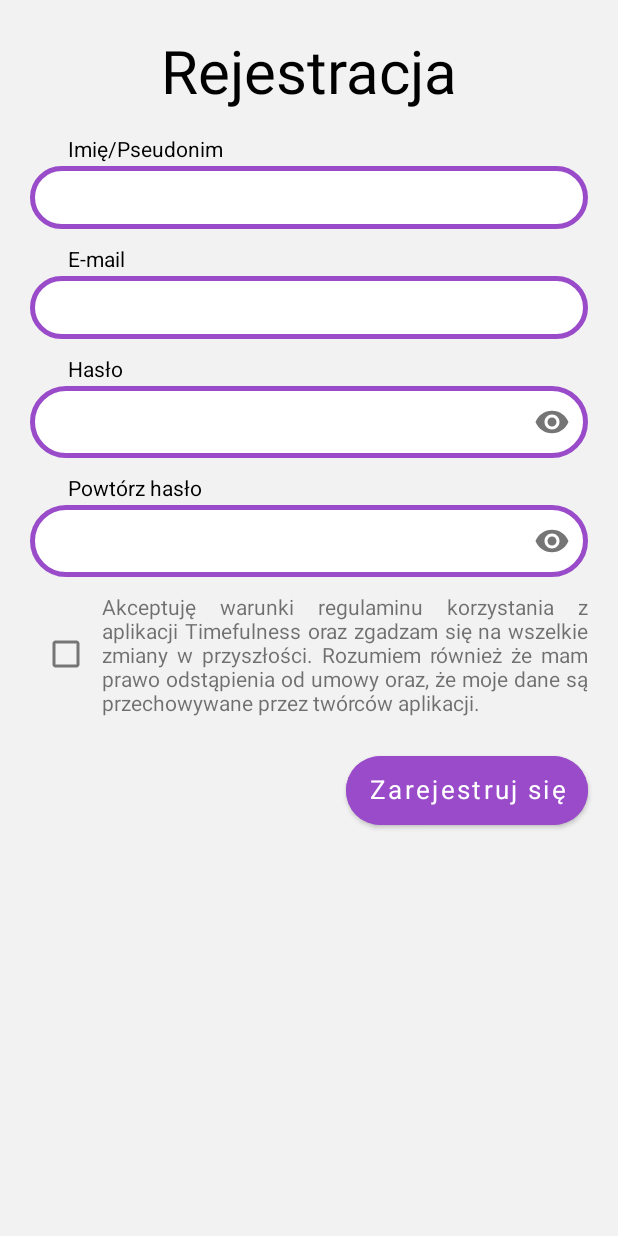
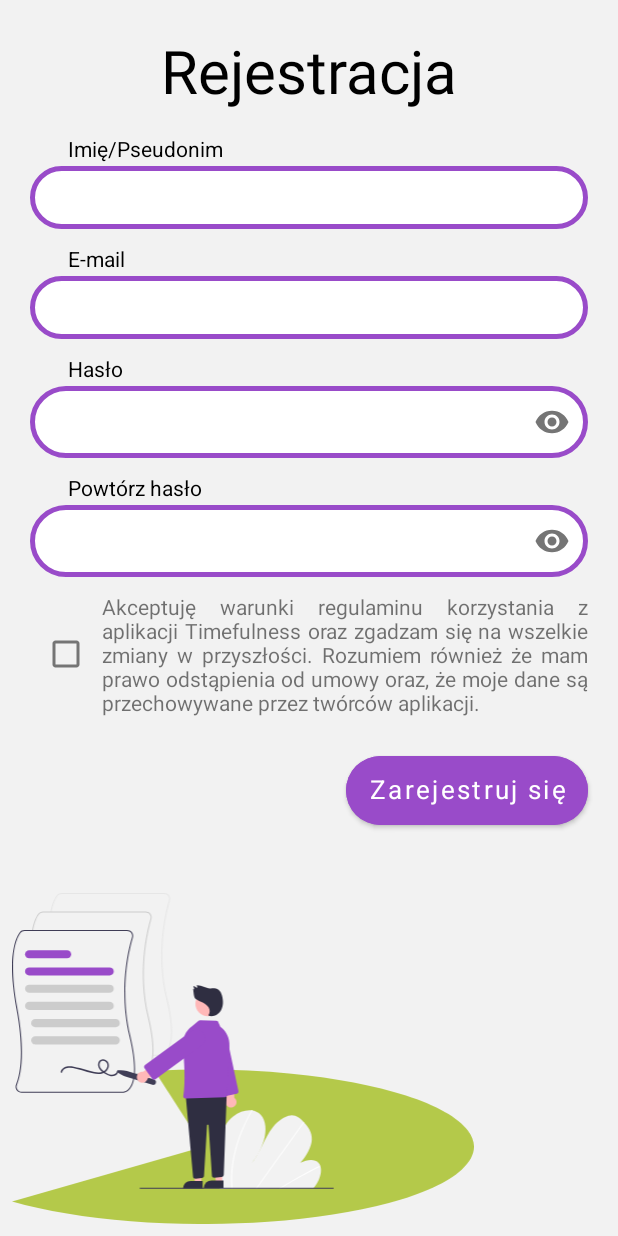
Before and after one commit to nszalas/Timefulness, an Android app: the FragmentSignUp screen opened through its navigation route, on a phone screen of 412 x 824 dp. Run offline under Robolectric (Android 15) with nearby library versions, the phone set to English and light mode, and no system bars; our stand-ins replace Dagger/Hilt's generated code, Firebase (no records; nobody signed in at launch, a user with empty details on screens opened directly), navigation-ui; pictures from the network do not load.

Commit message:
added missing image to sign up fragment

```diff
--- /dev/null
+++ b/app/src/main/res/drawable/person_signing.xml
@@ -0,0 +1,35 @@
+<vector android:height="108dp" android:viewportHeight="107.54"
+    android:viewportWidth="150" android:width="150.64162dp" xmlns:android="http://schemas.android.com/apk/res/android">
+    <path android:fillColor="#B4C94A" android:pathData="M-0,100.19C10.7,103.25 23.97,105.46 38.54,106.62C53.11,107.78 68.48,107.85 83.17,106.81C97.85,105.78 111.36,103.68 122.37,100.72C133.38,97.75 141.53,94.03 146.03,89.9C150.52,85.78 151.22,81.39 148.04,77.16C144.86,72.94 137.92,69.02 127.89,65.78C117.85,62.55 105.07,60.11 90.77,58.7C76.47,57.29 61.14,56.97 46.26,57.75L62.13,82.44L-0,100.19Z"/>
+    <group>
+        <clip-path android:pathData="M0,0l104.49,0l0,96.13l-104.49,0z"/>
+        <path android:fillColor="#E6E6E6" android:pathData="M47.98,52.89C47.96,52.89 47.95,52.89 47.94,52.89L45.71,52.89L45.71,52.56L47.95,52.56C48,52.56 49.06,52.59 50.04,51.41C51.49,49.65 52.69,45.28 50.12,34.5C46.66,20.01 49.54,7.21 50.94,2.38C51.01,2.14 51.02,1.89 50.98,1.64C50.93,1.4 50.83,1.17 50.68,0.97C50.53,0.77 50.34,0.61 50.12,0.5C49.89,0.39 49.65,0.33 49.4,0.33L16.03,0.33C15.78,0.33 15.53,0.39 15.3,0.5C15.08,0.62 14.88,0.79 14.73,0.99C14.14,1.81 13.33,3.37 12.82,6.2L12.49,6.14C13.01,3.25 13.85,1.64 14.47,0.8C14.65,0.55 14.88,0.35 15.15,0.21C15.43,0.07 15.73,0 16.03,0L49.4,0C49.7,0 49.99,0.07 50.26,0.2C50.53,0.34 50.77,0.53 50.95,0.77C51.13,1.01 51.25,1.29 51.3,1.58C51.36,1.88 51.34,2.18 51.26,2.47C49.87,7.28 47,20.01 50.44,34.43C53.04,45.36 51.79,49.82 50.28,51.63C49.29,52.83 48.19,52.89 47.98,52.89Z"/>
+        <path android:fillColor="#CCCCCC" android:pathData="M41.97,58.89C41.95,58.89 41.94,58.89 41.93,58.89L39.7,58.89L39.7,58.56L41.94,58.56C41.99,58.57 43.05,58.6 44.03,57.41C45.48,55.65 46.67,51.29 44.11,40.51C40.65,26.02 43.53,13.21 44.93,8.38C45,8.14 45.01,7.89 44.97,7.65C44.92,7.4 44.82,7.17 44.67,6.97C44.52,6.77 44.33,6.61 44.1,6.5C43.88,6.39 43.64,6.33 43.39,6.33L10.02,6.33C9.77,6.33 9.52,6.39 9.29,6.51C9.07,6.62 8.87,6.79 8.72,7C8.13,7.81 7.31,9.37 6.8,12.2L6.48,12.14C7,9.25 7.84,7.64 8.45,6.8C8.63,6.56 8.87,6.35 9.14,6.22C9.41,6.08 9.72,6.01 10.02,6L43.39,6C43.69,6 43.98,6.07 44.25,6.21C44.52,6.34 44.75,6.54 44.93,6.78C45.11,7.01 45.24,7.29 45.29,7.59C45.35,7.88 45.33,8.19 45.25,8.47C43.86,13.28 40.99,26.02 44.43,40.43C47.03,51.36 45.78,55.82 44.27,57.64C43.27,58.83 42.18,58.89 41.97,58.89Z"/>
+        <path android:fillColor="#3f3d56" android:pathData="M35.95,64.9C35.94,64.9 35.92,64.9 35.92,64.9L3.07,64.9C2.75,64.9 2.44,64.82 2.16,64.67C1.88,64.52 1.64,64.31 1.47,64.05C1.29,63.79 1.18,63.49 1.14,63.17C1.11,62.86 1.15,62.54 1.27,62.25C2.46,59.27 4.07,52.14 1.42,37.76C-1.7,20.79 1.1,14.66 2.44,12.81C2.62,12.56 2.86,12.36 3.13,12.22C3.4,12.08 3.7,12.01 4.01,12.01L37.37,12.01C37.67,12.01 37.97,12.08 38.24,12.21C38.51,12.35 38.74,12.54 38.92,12.78C39.1,13.02 39.23,13.3 39.28,13.59C39.33,13.89 39.32,14.19 39.24,14.48C37.84,19.28 34.98,32.02 38.41,46.44C41.02,57.37 39.77,61.82 38.26,63.64C37.26,64.84 36.17,64.9 35.95,64.9ZM4.01,12.34C3.76,12.34 3.51,12.4 3.28,12.51C3.05,12.63 2.86,12.8 2.71,13C1.39,14.82 -1.35,20.86 1.75,37.7C4.27,51.44 3.05,58.7 1.57,62.37C1.48,62.61 1.44,62.88 1.47,63.14C1.49,63.4 1.59,63.65 1.74,63.86C1.88,64.08 2.08,64.26 2.31,64.38C2.55,64.5 2.81,64.57 3.07,64.57L35.93,64.57C35.98,64.57 37.04,64.6 38.01,63.42C39.47,61.65 40.66,57.29 38.09,46.51C34.64,32.02 37.52,19.22 38.92,14.39C38.99,14.15 39,13.9 38.96,13.65C38.91,13.41 38.81,13.18 38.66,12.98C38.51,12.78 38.32,12.62 38.09,12.51C37.87,12.4 37.62,12.34 37.37,12.34L4.01,12.34Z"/>
+        <path android:fillColor="#994BC9" android:pathData="M31.7,26.81L5.51,26.81C5.16,26.81 4.83,26.68 4.58,26.43C4.33,26.18 4.19,25.85 4.19,25.5C4.19,25.15 4.33,24.81 4.58,24.57C4.83,24.32 5.16,24.18 5.51,24.18L31.7,24.18C32.05,24.18 32.38,24.32 32.63,24.57C32.88,24.81 33.02,25.15 33.02,25.5C33.02,25.85 32.88,26.18 32.63,26.43C32.38,26.68 32.05,26.81 31.7,26.81Z"/>
+        <path android:fillColor="#CCCCCC" android:pathData="M31.7,32.41L5.51,32.41C5.16,32.41 4.83,32.27 4.58,32.02C4.33,31.78 4.19,31.44 4.19,31.09C4.19,30.74 4.33,30.41 4.58,30.16C4.83,29.91 5.16,29.78 5.51,29.78L31.7,29.78C32.05,29.78 32.38,29.91 32.63,30.16C32.88,30.41 33.02,30.74 33.02,31.09C33.02,31.44 32.88,31.78 32.63,32.02C32.38,32.27 32.05,32.41 31.7,32.41Z"/>
+        <path android:fillColor="#CCCCCC" android:pathData="M31.7,38L5.51,38C5.16,38 4.83,37.86 4.58,37.62C4.33,37.37 4.19,37.03 4.19,36.68C4.19,36.34 4.33,36 4.58,35.75C4.83,35.51 5.16,35.37 5.51,35.37L31.7,35.37C32.05,35.37 32.38,35.51 32.63,35.75C32.88,36 33.02,36.34 33.02,36.68C33.02,37.03 32.88,37.37 32.63,37.62C32.38,37.86 32.05,38 31.7,38Z"/>
+        <path android:fillColor="#CCCCCC" android:pathData="M33.68,43.59L7.49,43.59C7.14,43.59 6.8,43.46 6.56,43.21C6.31,42.96 6.17,42.63 6.17,42.28C6.17,41.93 6.31,41.59 6.56,41.35C6.8,41.1 7.14,40.96 7.49,40.96L33.68,40.96C34.03,40.96 34.36,41.1 34.61,41.35C34.85,41.59 34.99,41.93 34.99,42.28C34.99,42.63 34.85,42.96 34.61,43.21C34.36,43.46 34.03,43.59 33.68,43.59Z"/>
+        <path android:fillColor="#CCCCCC" android:pathData="M33.68,49.19L7.49,49.19C7.14,49.19 6.8,49.05 6.56,48.8C6.31,48.55 6.17,48.22 6.17,47.87C6.17,47.52 6.31,47.19 6.56,46.94C6.8,46.69 7.14,46.56 7.49,46.56L33.68,46.56C34.03,46.56 34.36,46.69 34.61,46.94C34.85,47.19 34.99,47.52 34.99,47.87C34.99,48.22 34.85,48.55 34.61,48.8C34.36,49.05 34.03,49.19 33.68,49.19Z"/>
+        <path android:fillColor="#994BC9" android:pathData="M17.86,21.22L5.51,21.22C5.16,21.22 4.83,21.08 4.58,20.84C4.33,20.59 4.19,20.25 4.19,19.91C4.19,19.56 4.33,19.22 4.58,18.97C4.83,18.73 5.16,18.59 5.51,18.59L17.86,18.59C18.21,18.59 18.55,18.73 18.8,18.97C19.04,19.22 19.18,19.56 19.18,19.91C19.18,20.25 19.04,20.59 18.8,20.84C18.55,21.08 18.21,21.22 17.86,21.22Z"/>
+        <path android:fillColor="#3f3d56" android:pathData="M16.27,58.21C16.53,57.08 17.78,56.71 18.81,56.75C19.45,56.8 20.09,56.9 20.72,57.06C21.37,57.2 22.02,57.38 22.67,57.56C23.86,57.9 25.03,58.31 26.23,58.57C27.24,58.79 28.33,58.92 29.33,58.62C30.29,58.32 31.11,57.61 31.37,56.62C31.61,55.69 31.28,54.66 30.37,54.24C29.55,53.85 28.5,54.05 28.09,54.93C27.63,55.92 28.09,57 28.82,57.72C29.24,58.11 29.69,58.45 30.18,58.75C30.67,59.08 31.22,59.33 31.8,59.47C32.76,59.68 33.89,59.38 34.38,58.47C34.49,58.26 34.56,58.04 34.58,57.8C34.61,57.49 34.11,57.49 34.08,57.8C34,58.71 32.94,59.13 32.14,59.03C31.61,58.94 31.1,58.75 30.64,58.45C30.2,58.19 29.79,57.9 29.4,57.57C28.72,56.99 28.09,56.03 28.54,55.13C28.91,54.39 29.87,54.39 30.46,54.87C31.16,55.45 31.04,56.5 30.57,57.18C30.05,57.94 29.12,58.26 28.24,58.29C27.28,58.33 26.33,58.11 25.41,57.85C24.27,57.53 23.14,57.17 22,56.86C21.35,56.69 20.7,56.54 20.04,56.41C19.41,56.28 18.77,56.23 18.13,56.28C17.1,56.4 16.05,57 15.79,58.07C15.72,58.38 16.2,58.51 16.27,58.21L16.27,58.21Z"/>
+        <path android:fillColor="#F2F2F2" android:pathData="M66.75,86.11C66.78,89.35 67.02,92.58 67.46,95.79C67.48,95.9 67.49,96.02 67.51,96.13L97.88,95.96C97.97,95.85 98.06,95.73 98.14,95.62C98.43,95.24 98.69,94.85 98.94,94.45C100.11,92.5 100.65,90.23 100.11,88.66L100.1,88.63C99.98,88.29 99.8,87.97 99.56,87.7C98.33,86.32 95.85,86.55 93.6,87.66C95.62,85.45 97.23,82.67 97.35,80.18C97.47,77.76 96.2,76.03 94.83,74.56C94.78,74.51 94.74,74.46 94.69,74.41C94.67,74.39 94.64,74.37 94.62,74.34C93.55,73.22 92.3,72.11 90.48,72.25C88.5,72.39 86.29,74.06 84.75,76C83.2,77.93 82.17,80.13 81.13,82.28C80.09,84.42 78.96,86.62 77.29,88.46C79.56,85.6 81.38,82.34 82.06,79.17C82.73,76.01 82.14,72.97 80.12,71.47C79.51,71.04 78.8,70.75 78.05,70.64C77.96,70.63 77.88,70.61 77.79,70.6C75.92,70.39 73.69,71.04 71.79,72.58C69.7,74.28 68.25,76.8 67.53,79.19C66.8,81.58 66.73,83.88 66.75,86.11Z"/>
+        <path android:fillColor="#ffffff" android:pathData="M86.62,96.02L87.2,96.02C87.39,95.9 87.57,95.79 87.76,95.68C87.87,95.6 87.99,95.53 88.11,95.46C90.03,94.29 91.97,93.16 93.92,92.08C95.87,91 97.83,89.97 99.8,88.99C99.85,88.97 99.89,88.93 99.92,88.88C99.94,88.83 99.95,88.77 99.94,88.71C99.94,88.71 99.93,88.7 99.93,88.69C99.9,88.64 99.84,88.62 99.75,88.66C99.51,88.78 99.27,88.91 99.02,89.03C97.05,90.03 95.09,91.07 93.13,92.17C91.17,93.27 89.23,94.41 87.3,95.61C87.26,95.63 87.21,95.66 87.17,95.68C86.99,95.79 86.81,95.91 86.62,96.02Z"/>
+        <path android:fillColor="#ffffff" android:pathData="M79.13,96.06L79.49,96.06C79.57,95.95 79.65,95.83 79.73,95.72C81.64,93.06 83.54,90.39 85.44,87.73C88.56,83.36 91.67,79 94.79,74.63C94.8,74.61 94.82,74.58 94.83,74.56C94.85,74.46 94.78,74.4 94.69,74.41C94.65,74.42 94.61,74.43 94.58,74.45C94.55,74.47 94.52,74.5 94.5,74.53C92.75,76.98 91.01,79.43 89.26,81.87C86.16,86.21 83.06,90.55 79.97,94.9C79.77,95.17 79.57,95.45 79.38,95.72C79.29,95.84 79.21,95.95 79.13,96.06Z"/>
+        <path android:fillColor="#ffffff" android:pathData="M71.13,93.98C71.15,94.58 71.19,95.18 71.24,95.77C71.25,95.88 71.26,95.99 71.27,96.11L71.65,96.11C71.64,95.99 71.63,95.88 71.62,95.77C71.54,94.92 71.48,94.05 71.47,93.17C71.46,90.72 71.7,88.27 72.19,85.87C72.7,83.28 73.44,80.74 74.4,78.28C75.4,75.69 76.61,73.18 78.02,70.77C78.04,70.74 78.06,70.69 78.05,70.64C78.04,70.53 77.89,70.5 77.79,70.6C77.77,70.62 77.75,70.65 77.73,70.67C77.56,70.97 77.39,71.27 77.22,71.57C75.87,73.99 74.71,76.5 73.76,79.1C72.85,81.57 72.16,84.11 71.7,86.7C71.26,89.1 71.07,91.54 71.13,93.98Z"/>
+        <path android:fillColor="#3f3d56" android:pathData="M34.42,58.32C34.36,58.27 34.32,58.2 34.29,58.12C34.27,58.05 34.27,57.96 34.29,57.89C34.32,57.81 34.36,57.74 34.43,57.69C34.49,57.64 34.57,57.6 34.65,57.6C35.55,57.51 36.45,57.6 37.32,57.87L46.1,60.58C46.21,60.61 46.32,60.67 46.41,60.75C46.5,60.82 46.57,60.92 46.63,61.02C46.69,61.13 46.72,61.24 46.73,61.36C46.74,61.48 46.73,61.6 46.69,61.71C46.66,61.82 46.6,61.93 46.53,62.02C46.45,62.11 46.36,62.19 46.25,62.24C46.15,62.3 46.03,62.33 45.91,62.34C45.8,62.36 45.68,62.34 45.56,62.31L36.78,59.6C35.92,59.33 35.12,58.9 34.42,58.32Z"/>
+        <path android:fillColor="#FFB8B8" android:pathData="M70.42,69.57C70.18,69.47 69.97,69.32 69.79,69.13C69.62,68.94 69.49,68.71 69.41,68.47C69.34,68.22 69.32,67.96 69.35,67.7C69.39,67.45 69.48,67.2 69.62,66.99L68.11,59.12L71.95,58.83L72.18,66.52C72.53,66.77 72.77,67.15 72.86,67.58C72.95,68.01 72.88,68.45 72.66,68.83C72.44,69.2 72.1,69.49 71.68,69.63C71.27,69.76 70.82,69.75 70.42,69.57Z"/>
+        <path android:fillColor="#994BC9" android:pathData="M67.88,65.52L63.97,47.34C63.81,46.6 63.95,45.82 64.37,45.17C64.78,44.53 65.43,44.08 66.18,43.92C66.93,43.76 67.71,43.91 68.35,44.32C68.99,44.73 69.44,45.39 69.61,46.13L73.51,64.31C73.55,64.5 73.52,64.7 73.41,64.87C73.3,65.03 73.14,65.15 72.94,65.19L68.76,66.09C68.66,66.11 68.56,66.11 68.47,66.09C68.37,66.07 68.28,66.04 68.2,65.98C68.12,65.93 68.05,65.86 67.99,65.78C67.94,65.7 67.9,65.61 67.88,65.52Z"/>
+        <path android:fillColor="#FFB8B8" android:pathData="M61.46,94.11L59.44,94.11L58.48,86.33L61.46,86.33L61.46,94.11Z"/>
+        <path android:fillColor="#2F2E41" android:pathData="M58,93.53L61.9,93.53L61.9,95.98L55.55,95.98C55.55,95.66 55.61,95.34 55.74,95.04C55.86,94.75 56.04,94.48 56.27,94.25C56.5,94.02 56.77,93.84 57.06,93.72C57.36,93.59 57.68,93.53 58,93.53Z"/>
+        <path android:fillColor="#FFB8B8" android:pathData="M68.22,93.94L66.2,93.94L65.24,86.16L68.22,86.16L68.22,93.94Z"/>
+        <path android:fillColor="#2F2E41" android:pathData="M64.75,93.37L68.65,93.37L68.65,95.82L62.3,95.82C62.3,95.49 62.37,95.18 62.49,94.88C62.61,94.58 62.79,94.31 63.02,94.08C63.25,93.86 63.52,93.68 63.82,93.55C64.11,93.43 64.43,93.37 64.75,93.37Z"/>
+        <path android:fillColor="#2F2E41" android:pathData="M59.04,92.66C58.97,92.59 58.91,92.52 58.86,92.43C58.81,92.34 58.79,92.25 58.78,92.15L56.43,66.36C56.42,66.26 56.43,66.16 56.46,66.06C56.49,65.97 56.55,65.88 56.61,65.81C56.68,65.73 56.76,65.67 56.85,65.63C56.94,65.58 57.04,65.56 57.14,65.55L68.91,65.11C69.02,65.11 69.12,65.13 69.21,65.16C69.31,65.2 69.39,65.26 69.46,65.33C69.54,65.4 69.59,65.49 69.63,65.58C69.67,65.68 69.69,65.78 69.68,65.88L68.74,91.57C68.73,91.75 68.66,91.92 68.54,92.05C68.41,92.18 68.25,92.27 68.07,92.28L65.69,92.5C65.59,92.51 65.5,92.5 65.4,92.47C65.31,92.44 65.22,92.39 65.14,92.32C65.07,92.26 65.01,92.18 64.96,92.09C64.92,92 64.89,91.91 64.89,91.81L63.8,75.49C63.8,75.46 63.79,75.43 63.78,75.4C63.76,75.37 63.75,75.34 63.72,75.32C63.7,75.3 63.67,75.28 63.64,75.27C63.61,75.26 63.58,75.26 63.55,75.26L63.55,75.26C63.52,75.26 63.49,75.26 63.46,75.27C63.43,75.28 63.4,75.3 63.38,75.32C63.36,75.34 63.34,75.37 63.32,75.4C63.31,75.43 63.3,75.46 63.3,75.49L62.33,91.92C62.32,92.1 62.25,92.26 62.12,92.39C62,92.52 61.84,92.6 61.66,92.61L59.59,92.82C59.49,92.83 59.39,92.82 59.3,92.79C59.21,92.77 59.12,92.72 59.04,92.66L59.04,92.66Z"/>
+        <path android:fillColor="#FFB8B8" android:pathData="M63.57,40.06C65.81,40.06 67.62,38.25 67.62,36.02C67.62,33.79 65.81,31.98 63.57,31.98C61.34,31.98 59.53,33.79 59.53,36.02C59.53,38.25 61.34,40.06 63.57,40.06Z"/>
+        <path android:fillColor="#994BC9" android:pathData="M55.78,66.54C55.71,66.45 55.66,66.36 55.63,66.25C55.6,66.15 55.59,66.04 55.61,65.93C56.36,61.4 55.93,54.73 55.45,49.94C55.32,48.67 55.53,47.39 56.06,46.22C56.59,45.06 57.41,44.05 58.45,43.31L60.57,41.5C60.71,41.38 60.89,41.32 61.07,41.32L66.32,41.47C66.51,41.48 66.69,41.56 66.82,41.69L67.63,43.48L67.64,43.49C68.61,44.2 69.38,45.14 69.9,46.22C70.41,47.3 70.65,48.49 70.59,49.69L69.82,65.64C69.81,65.82 69.73,66 69.6,66.13C69.47,66.26 69.29,66.33 69.1,66.34L56.36,66.79C56.36,66.79 56.35,66.79 56.34,66.79C56.23,66.79 56.13,66.77 56.03,66.72C55.94,66.68 55.85,66.62 55.78,66.54Z"/>
+        <path android:fillColor="#FFB8B8" android:pathData="M40.5,59.88C40.5,59.62 40.55,59.37 40.65,59.13C40.75,58.89 40.91,58.68 41.1,58.51C41.3,58.34 41.52,58.22 41.77,58.14C42.02,58.07 42.28,58.05 42.54,58.09L49.1,53.5L50.95,56.88L44.02,60.23C43.92,60.66 43.68,61.03 43.32,61.29C42.97,61.54 42.54,61.66 42.1,61.62C41.67,61.57 41.27,61.37 40.97,61.05C40.68,60.73 40.51,60.32 40.5,59.88L40.5,59.88Z"/>
+        <path android:fillColor="#994BC9" android:pathData="M46.03,60.68C45.93,60.67 45.84,60.63 45.76,60.58C45.67,60.53 45.6,60.46 45.54,60.39L43.01,56.94C42.89,56.78 42.84,56.58 42.87,56.39C42.9,56.19 43.01,56.02 43.17,55.9L58.17,44.9C58.79,44.45 59.56,44.26 60.31,44.38C60.69,44.44 61.05,44.57 61.37,44.76C61.69,44.96 61.98,45.22 62.2,45.52C62.42,45.83 62.59,46.17 62.68,46.54C62.77,46.91 62.78,47.29 62.73,47.66C62.67,48.03 62.54,48.39 62.34,48.72C62.14,49.04 61.89,49.32 61.58,49.55L46.58,60.54C46.45,60.64 46.3,60.69 46.14,60.69C46.1,60.69 46.06,60.69 46.03,60.68Z"/>
+        <path android:fillColor="#2F2E41" android:pathData="M63.78,39.62C64.32,38.96 64.26,37.96 63.83,37.23C63.4,36.5 62.67,36 61.91,35.6C61.16,35.21 60.36,34.9 59.65,34.43C58.95,33.96 58.98,31.98 58.79,31.16L59.24,31.31C59.07,31.09 59.01,30.43 58.84,30.21C59.35,30.26 59.74,30.74 60.24,30.79L59.95,30.01C61.69,29.9 62.78,31.11 64.52,31C65.38,30.95 66.32,30.92 67.03,31.41C67.64,31.84 67.95,32.58 68.16,33.3C68.6,34.85 68.67,36.59 67.91,38.01C67.15,39.43 65.4,40.39 63.87,39.88L63.78,39.62Z"/>
+        <path android:fillColor="#3f3d56" android:pathData="M41.57,96.07L104.32,96.07C104.37,96.07 104.41,96.05 104.44,96.02C104.47,95.99 104.49,95.95 104.49,95.91C104.49,95.86 104.47,95.82 104.44,95.79C104.41,95.76 104.37,95.74 104.32,95.74L41.57,95.74C41.53,95.74 41.48,95.76 41.45,95.79C41.42,95.82 41.4,95.86 41.4,95.91C41.4,95.95 41.42,95.99 41.45,96.02C41.48,96.05 41.53,96.07 41.57,96.07Z"/>
+    </group>
+</vector>
--- a/app/src/main/res/layout/fragment_sign_up.xml
+++ b/app/src/main/res/layout/fragment_sign_up.xml
@@ -235,4 +235,26 @@
 
     </FrameLayout>
 
+    <FrameLayout
+        android:layout_width="wrap_content"
+        android:layout_height="wrap_content"
+        android:layout_below="@id/tacAcceptTextView"
+        android:layout_alignParentStart="true"
+        android:layout_alignParentEnd="true"
+        android:layout_alignParentBottom="true"
+        android:layout_marginStart="8dp"
+        android:layout_marginTop="8dp"
+        android:layout_marginEnd="96dp"
+        android:layout_marginBottom="8dp">
+
+        <ImageView
+            android:layout_width="match_parent"
+            android:layout_height="wrap_content"
+            android:layout_gravity="bottom"
+            android:adjustViewBounds="true"
+            android:src="@drawable/person_signing"
+            tools:ignore="ContentDescription" />
+
+    </FrameLayout>
+
 </RelativeLayout>
```
